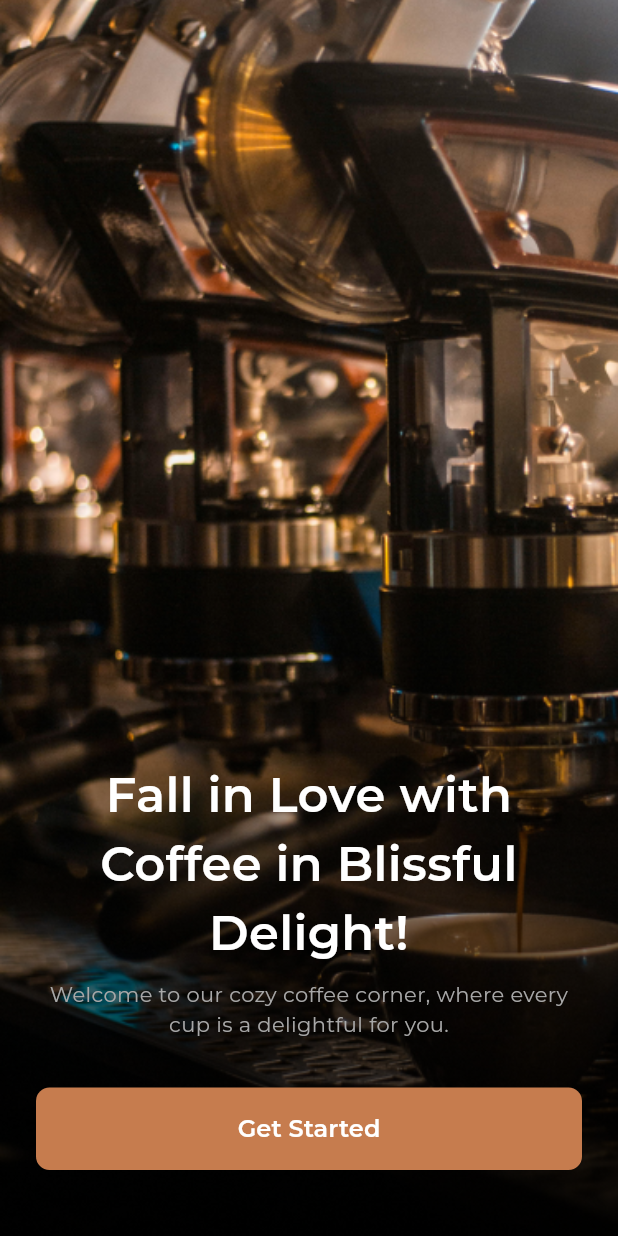
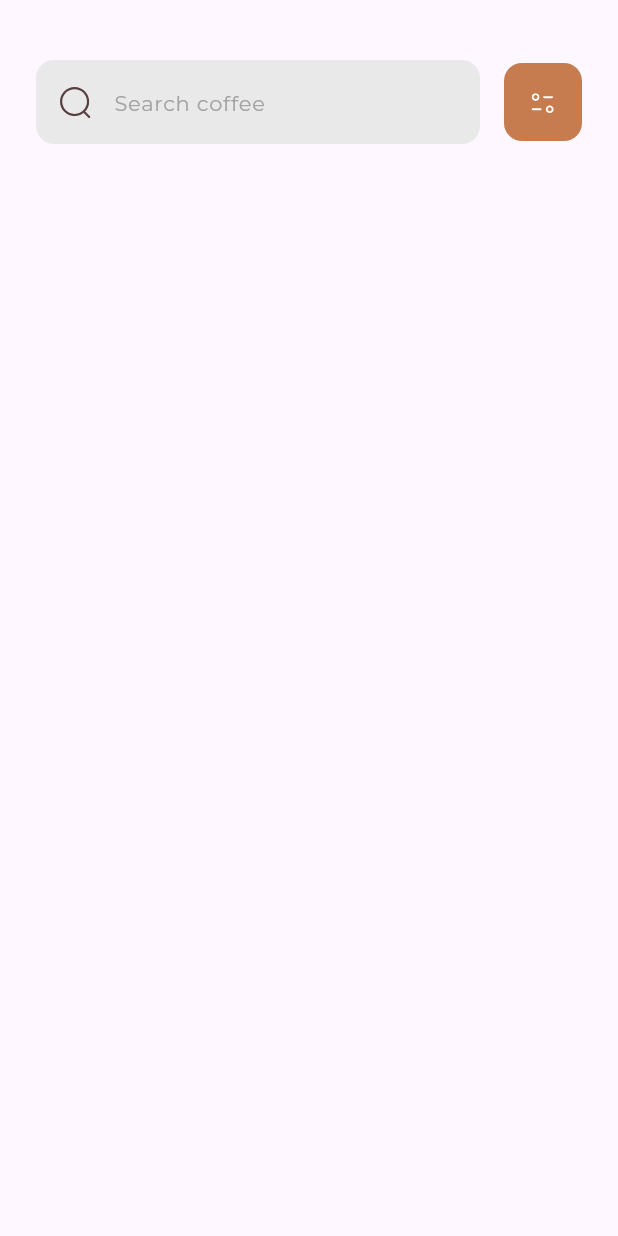
Before and after one commit to LaithMahdi/caffee_app, a Flutter app: the screen it shows after launch, on a phone screen of 412 x 824 dp. Run offline on Flutter 3.47's test engine with Material 3 defaults, Android fonts, the phone set to English and light mode, and no system bars; our stand-ins replace flutter_svg.

Commit message:
adding home screen and design search & filter buttons

```diff
--- a/lib/main.dart
+++ b/lib/main.dart
@@ -1,5 +1,6 @@
 import 'package:flutter/material.dart';
-import 'package:myapp/contants.dart';
+import 'package:myapp/constants.dart';
+import 'package:myapp/screens/home_screen.dart';
 import 'package:myapp/screens/onboarding_screen.dart';
 import 'package:myapp/screens/splash_screen.dart';
 
@@ -19,7 +20,7 @@ class MyApp extends StatelessWidget {
         fontFamily: kFontFamily,
         colorScheme: ColorScheme.fromSeed(seedColor: Colors.deepPurple),
       ),
-      home: OnboardingScreen(),
+      home: HomeScreen(),
     );
   }
 }
--- /dev/null
+++ b/lib/screens/home_screen.dart
@@ -0,0 +1,79 @@
+import 'package:flutter/material.dart';
+import 'package:flutter_svg/flutter_svg.dart';
+import 'package:myapp/constants.dart';
+
+class HomeScreen extends StatelessWidget {
+  const HomeScreen({super.key});
+
+  @override
+  Widget build(BuildContext context) {
+    return Scaffold(
+      body: Padding(
+        padding: const EdgeInsets.all(24),
+        child: Column(
+          children: [
+            SizedBox(height: 16),
+            Row(
+              spacing: 16,
+              children: [
+                Expanded(
+                  child: TextFormField(
+                    decoration: InputDecoration(
+                      filled: true,
+                      fillColor: Color(0xffE9E9E9),
+                      contentPadding: EdgeInsets.all(16),
+                      hintText: "Search coffee",
+                      hintStyle: TextStyle(
+                        fontSize: 14,
+                        color: Color(0xffA2A2A2),
+                      ),
+                      border: OutlineInputBorder(
+                        borderRadius: BorderRadius.circular(12),
+                        borderSide: BorderSide.none,
+                      ),
+                      enabledBorder: OutlineInputBorder(
+                        borderRadius: BorderRadius.circular(12),
+                        borderSide: BorderSide.none,
+                      ),
+                      focusedBorder: OutlineInputBorder(
+                        borderRadius: BorderRadius.circular(12),
+                        borderSide: BorderSide.none,
+                      ),
+                      errorBorder: OutlineInputBorder(
+                        borderRadius: BorderRadius.circular(12),
+                        borderSide: BorderSide(color: Colors.red.shade600),
+                      ),
+                      prefixIcon: Padding(
+                        padding: const EdgeInsets.fromLTRB(12, 12, 8, 12),
+                        child: SvgPicture.asset(
+                          "assets/images/search.svg",
+                          colorFilter: ColorFilter.mode(
+                            Color(0xff594040),
+                            BlendMode.srcIn,
+                          ),
+                        ),
+                      ),
+                    ),
+                  ),
+                ),
+                IconButton(
+                  onPressed: () {},
+                  icon: SvgPicture.asset("assets/images/grid.svg"),
+                  style: IconButton.styleFrom(
+                    backgroundColor: kPrimaryColor,
+                    foregroundColor: Colors.black,
+                    padding: EdgeInsets.all(16),
+                    shape: RoundedRectangleBorder(
+                      borderRadius: BorderRadiusGeometry.circular(12),
+                    ),
+                  ),
+                ),
+              ],
+            ),
+            SizedBox(height: 31),
+          ],
+        ),
+      ),
+    );
+  }
+}
--- a/lib/screens/onboarding_screen.dart
+++ b/lib/screens/onboarding_screen.dart
@@ -1,5 +1,5 @@
 import 'package:flutter/material.dart';
-import 'package:myapp/contants.dart';
+import 'package:myapp/constants.dart';
 
 class OnboardingScreen extends StatelessWidget {
   const OnboardingScreen({super.key});
--- a/pubspec.yaml
+++ b/pubspec.yaml
@@ -34,6 +34,7 @@ dependencies:
   # The following adds the Cupertino Icons font to your application.
   # Use with the CupertinoIcons class for iOS style icons.
   cupertino_icons: ^1.0.8
+  flutter_svg: ^2.2.1
 
 dev_dependencies:
   flutter_test:
```
Also changed, not shown: assets/images/grid.svg (added), assets/images/search.svg (added), lib/constants.dart (renamed from lib/contants.dart), pubspec.lock.
